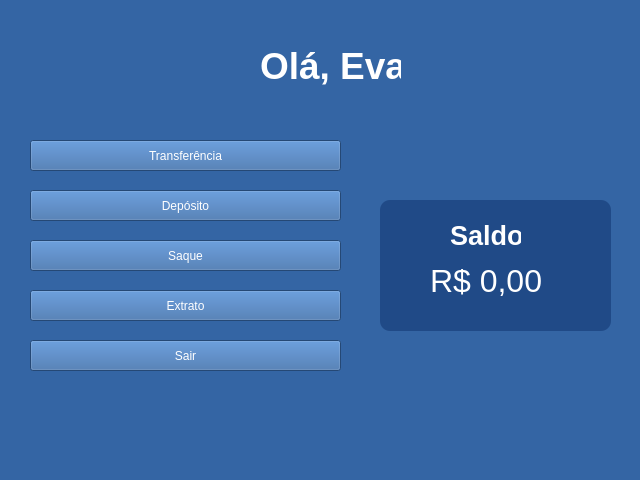
This is Prototype de telas./Tela_Usuario.ui in evalasilva/DuplaPOO2 as Qt 5 draws it before an edit. The edited form follows.
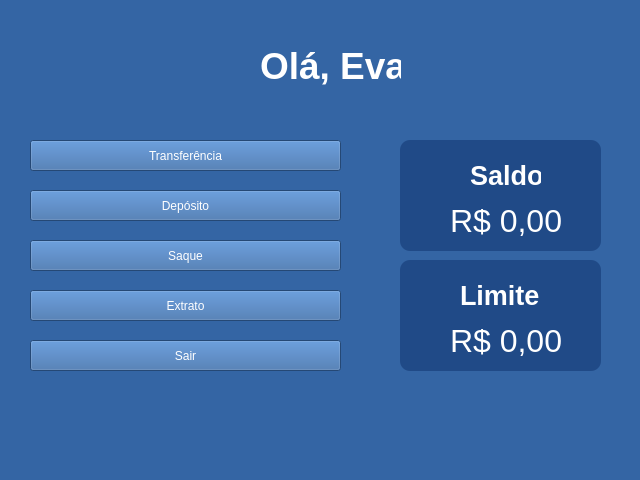
This is the edited form.

Commit message: Conexão entre as telas - meet

Diff of the .ui file:
```diff
--- a/Prototype de telas./Tela_Usuario.ui
+++ b/Prototype de telas./Tela_Usuario.ui
@@ -20,10 +20,10 @@
    <widget class="QFrame" name="frame">
     <property name="geometry">
      <rect>
-      <x>380</x>
-      <y>200</y>
-      <width>231</width>
-      <height>131</height>
+      <x>400</x>
+      <y>140</y>
+      <width>201</width>
+      <height>111</height>
      </rect>
     </property>
     <property name="styleSheet">
@@ -202,6 +202,73 @@
      <string>Sair</string>
     </property>
    </widget>
+   <widget class="QFrame" name="frame_2">
+    <property name="geometry">
+     <rect>
+      <x>400</x>
+      <y>260</y>
+      <width>201</width>
+      <height>111</height>
+     </rect>
+    </property>
+    <property name="styleSheet">
+     <string notr="true">QFrame{
+    background-color: rgb(32, 74, 135);
+    border-radius: 10px;
+}
+</string>
+    </property>
+    <property name="frameShape">
+     <enum>QFrame::StyledPanel</enum>
+    </property>
+    <property name="frameShadow">
+     <enum>QFrame::Raised</enum>
+    </property>
+    <widget class="QLabel" name="label_4">
+     <property name="geometry">
+      <rect>
+       <x>60</x>
+       <y>20</y>
+       <width>91</width>
+       <height>31</height>
+      </rect>
+     </property>
+     <property name="font">
+      <font>
+       <pointsize>20</pointsize>
+       <weight>75</weight>
+       <bold>true</bold>
+      </font>
+     </property>
+     <property name="styleSheet">
+      <string notr="true">color: rgb(255, 255, 255);</string>
+     </property>
+     <property name="text">
+      <string>Limite</string>
+     </property>
+    </widget>
+    <widget class="QLabel" name="limite">
+     <property name="geometry">
+      <rect>
+       <x>50</x>
+       <y>50</y>
+       <width>111</width>
+       <height>61</height>
+      </rect>
+     </property>
+     <property name="font">
+      <font>
+       <pointsize>24</pointsize>
+      </font>
+     </property>
+     <property name="styleSheet">
+      <string notr="true">color: rgb(255, 255, 255);</string>
+     </property>
+     <property name="text">
+      <string>R$ 0,00</string>
+     </property>
+    </widget>
+   </widget>
   </widget>
   <widget class="QStatusBar" name="statusbar"/>
  </widget>
```
The commit also changes 19 other files.
